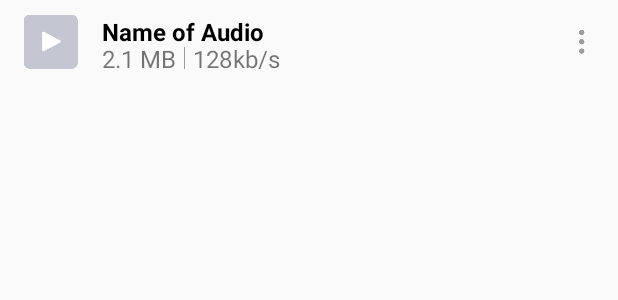
After one commit to biplane1989/AudioCutter, an Android app: the layout item_audio.xml on its own in the app's theme, with its tools: preview values and no code run, on a phone screen of 412 x 824 dp. The commit adds this screen. Shown: the top 300 px of the screen. Run offline under Robolectric (Android 15) with nearby library versions, the light colour scheme and no system bars.

Commit message:
NMCode_AudioCutter_Screen/10:9:2020/build layout

```diff
--- a/app/src/main/java/com/example/audiocutter/functions/AudioCutterScreen.kt
+++ b/app/src/main/java/com/example/audiocutter/functions/audiocutterscreen/AudioCutterScreen.kt
@@ -1,10 +1,9 @@
-package com.example.audiocutter.functions
+package com.example.audiocutter.functions.audiocutterscreen
 
 import android.os.Bundle
 import android.view.LayoutInflater
 import android.view.View
 import android.view.ViewGroup
-import androidx.lifecycle.LifecycleOwner
 import com.example.audiocutter.R
 import com.example.audiocutter.base.BaseFragment
 
--- a/app/src/main/java/com/example/audiocutter/objects/AudioFile.kt
+++ b/app/src/main/java/com/example/audiocutter/objects/AudioFile.kt
@@ -7,7 +7,7 @@ class AudioFile(
     val file: File,
     val fileName: String,
     val size: Long,
-    bitRate: Int = 128,
-    time: Long = 0,
+    val bitRate: Int = 128,
+    val time: Long = 0,
     var uri: Uri? = null
 )
--- /dev/null
+++ b/app/src/main/res/drawable-xxhdpi/bg_play.xml
@@ -0,0 +1,16 @@
+<?xml version="1.0" encoding="utf-8"?>
+<level-list xmlns:android="http://schemas.android.com/apk/res/android">
+    <item
+        android:drawable="@drawable/ic_audiocutter_play"
+        android:maxLevel="0"
+        android:minLevel="0">
+
+    </item>
+    <item
+        android:drawable="@drawable/ic_audiocutter_pause"
+        android:maxLevel="0"
+        android:minLevel="0">
+
+    </item>
+
+</level-list>
--- /dev/null
+++ b/app/src/main/res/layout/item_audio.xml
@@ -0,0 +1,69 @@
+<?xml version="1.0" encoding="utf-8"?>
+<LinearLayout xmlns:android="http://schemas.android.com/apk/res/android"
+    xmlns:app="http://schemas.android.com/apk/res-auto"
+    android:layout_width="match_parent"
+    android:layout_height="@dimen/d_56"
+    android:gravity="center_vertical"
+    android:orientation="horizontal"
+    android:paddingHorizontal="@dimen/d_16">
+
+    <ImageView
+        android:id="@+id/iv_controller_audio"
+        android:layout_width="36dp"
+        android:layout_height="36dp"
+        android:background="@drawable/bg_play" />
+
+    <LinearLayout
+        android:layout_width="0dp"
+        android:layout_height="36dp"
+        android:layout_weight="1"
+        android:orientation="vertical"
+        android:paddingHorizontal="@dimen/d_16">
+
+        <TextView
+            android:id="@+id/tv_name_audio"
+            android:layout_width="wrap_content"
+            android:layout_height="0dp"
+            android:layout_weight="1"
+            android:text="Name of Audio"
+            android:textColor="@color/colorBack"
+            android:textSize="@dimen/d_16"
+            android:textStyle="bold" />
+
+        <TableRow
+            android:layout_width="match_parent"
+            android:layout_height="0dp"
+            android:layout_weight="1">
+
+            <TextView
+                android:id="@+id/tv_size_audio"
+                android:layout_width="wrap_content"
+                android:layout_height="match_parent"
+                android:layout_marginRight="@dimen/d_5"
+                android:text="2.1 MB"
+                android:textSize="@dimen/d_16" />
+
+            <View
+                android:layout_width="0.5dp"
+                android:layout_height="match_parent"
+                android:layout_marginTop="3dp"
+                android:background="@color/colorGray" />
+
+            <TextView
+                android:id="@+id/tv_bitrate_audio"
+                android:layout_width="wrap_content"
+                android:layout_height="match_parent"
+                android:layout_marginLeft="@dimen/d_5"
+                android:text="128kb/s"
+                android:textSize="@dimen/d_16" />
+        </TableRow>
+    </LinearLayout>
+
+    <ImageView
+        android:layout_width="@dimen/d_16"
+        android:layout_height="@dimen/d_16"
+        android:src="@drawable/ic_audiocutter_popupmenu"
+        app:tint="@color/colorGray" />
+
+
+</LinearLayout>
--- a/app/src/main/res/values/colors.xml
+++ b/app/src/main/res/values/colors.xml
@@ -3,4 +3,7 @@
     <color name="colorPrimary">#6200EE</color>
     <color name="colorPrimaryDark">#3700B3</color>
     <color name="colorAccent">#03DAC5</color>
+    <color name="colorBack">#000000</color>
+    <color name="colorGray">#9C9C9C</color>
+    <color name="colorWhite">#FFFFFF</color>
 </resources>
--- /dev/null
+++ b/app/src/main/res/values/dimens.xml
@@ -0,0 +1,7 @@
+<?xml version="1.0" encoding="utf-8"?>
+<resources>
+    <dimen name="d_56">56dp</dimen>
+    <dimen name="d_16">16dp</dimen>
+    <dimen name="d_5">5dp</dimen>
+    <dimen name="d_18">18dp</dimen>
+</resources>
```
Also changed, not shown: app/src/main/java/com/example/audiocutter/functions/audiocutterscreen/AudioAdapter.kt (added, +77 -0 lines), app/src/main/res/layout/audio_cutter_screen.xml (+46 -3 lines), app/src/main/res/layout/test_act_screen.xml (added, +25 -0 lines), app/src/main/res/drawable-xxhdpi/ic_audiocutter_back.png (added), app/src/main/res/drawable-xxhdpi/ic_audiocutter_file.png (added), app/src/main/res/drawable-xxhdpi/ic_audiocutter_pause.png (added), app/src/main/res/drawable-xxhdpi/ic_audiocutter_play.png (added), app/src/main/res/drawable-xxhdpi/ic_audiocutter_popupmenu.png (added), app/src/main/res/drawable-xxhdpi/ic_audiocutter_search.png (added).
